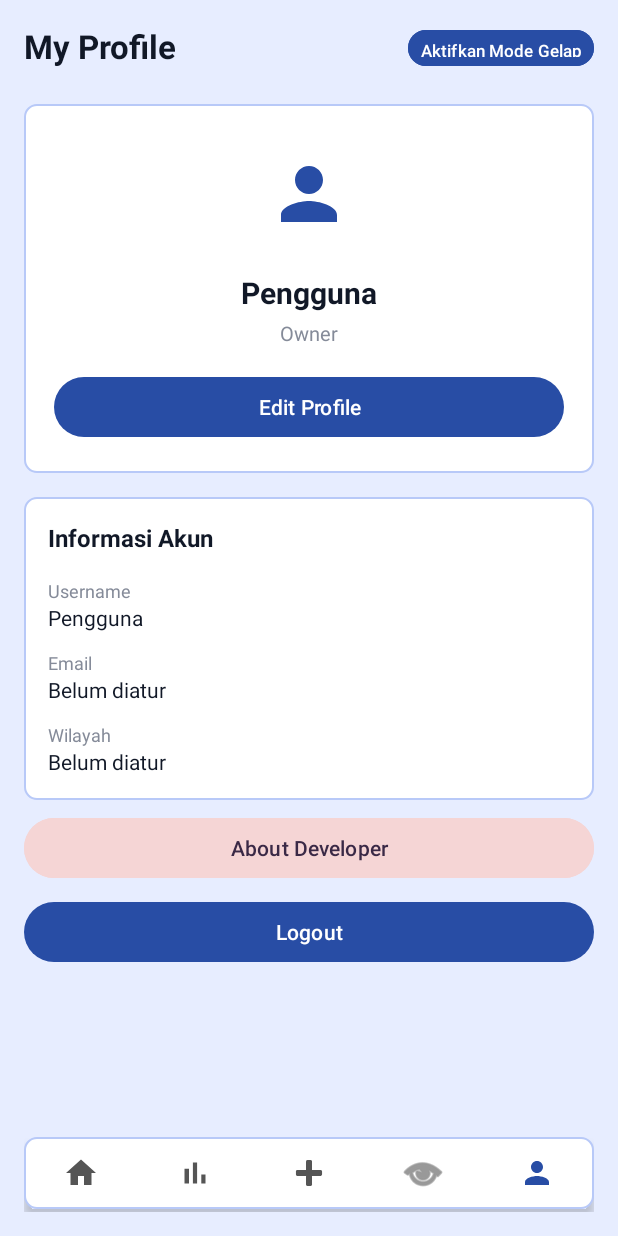
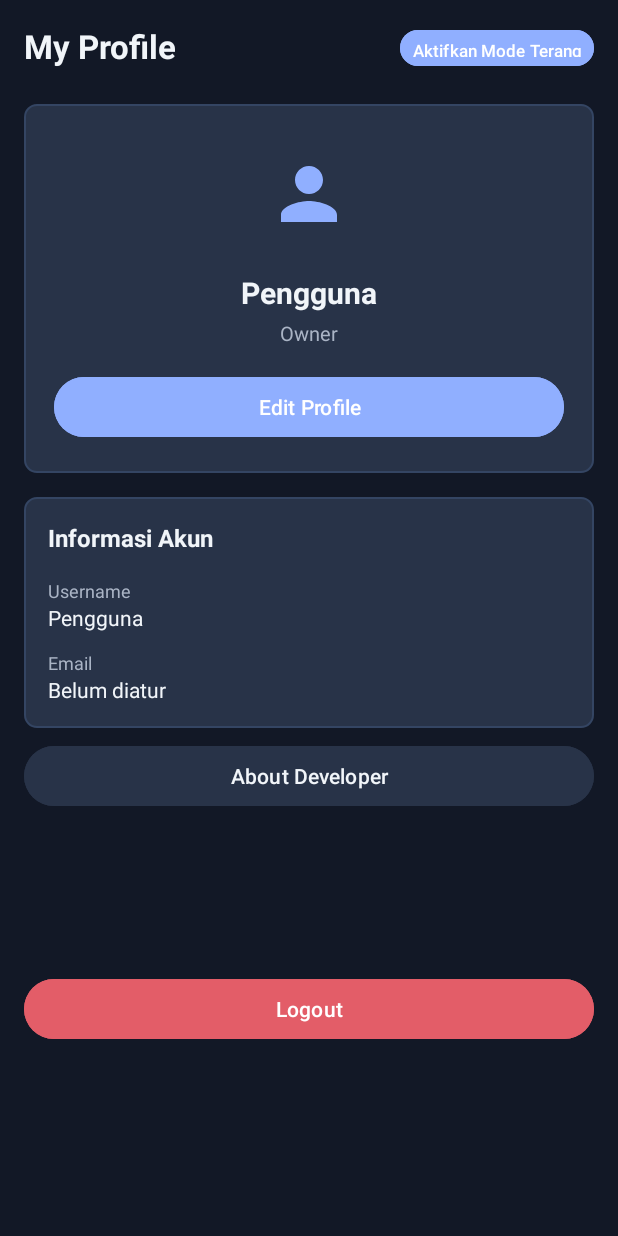
Before and after one commit to najah24ti-tech/g24NNZ_Chitato-tie-mobile, an Android app: the ProfileActivity screen opened directly, with no data from a screen before it, on a phone screen of 412 x 824 dp. Run offline under Robolectric (Android 15) with nearby library versions, the phone set to English and light mode, and no system bars.

Commit message:
Update profile and theme management

```diff
--- a/app/src/main/java/com/example/nnz_chitato/ProfileActivity.kt
+++ b/app/src/main/java/com/example/nnz_chitato/ProfileActivity.kt
@@ -41,49 +41,6 @@ class ProfileActivity : AppCompatActivity() {
             ThemeManager.toggleTheme(this)
 
             // Tema akan diterapkan dan Activity biasanya dibuat ulang
-        }
-
-        // Navigasi Dashboard
-        binding.navHome.setOnClickListener {
-            val intent = Intent(
-                this,
-                DashboardActivity::class.java
-            )
-
-            intent.flags = Intent.FLAG_ACTIVITY_CLEAR_TOP or
-                    Intent.FLAG_ACTIVITY_SINGLE_TOP
-
-            startActivity(intent)
-            finish()
-        }
-
-        // Navigasi Sales
-        binding.navSales.setOnClickListener {
-            startActivity(
-                Intent(this, SalesActivity::class.java)
-            )
-            finish()
-        }
-
-        // Navigasi Input
-        binding.navInput.setOnClickListener {
-            startActivity(
-                Intent(this, InputSalesActivity::class.java)
-            )
-            finish()
-        }
-
-        // Navigasi Detail
-        binding.navDetail.setOnClickListener {
-            startActivity(
-                Intent(this, DetailSalesActivity::class.java)
-            )
-            finish()
-        }
-
-        // Navigasi Profile
-        binding.navProfile.setOnClickListener {
-            // Tetap berada di halaman Profile
         }
 
         // Tombol Edit Profile
--- a/app/src/main/res/layout/activity_profile.xml
+++ b/app/src/main/res/layout/activity_profile.xml
@@ -1,13 +1,17 @@
 <?xml version="1.0" encoding="utf-8"?>
-<androidx.constraintlayout.widget.ConstraintLayout
-    xmlns:android="http://schemas.android.com/apk/res/android"
+<ScrollView xmlns:android="http://schemas.android.com/apk/res/android"
     xmlns:app="http://schemas.android.com/apk/res-auto"
     android:layout_width="match_parent"
     android:layout_height="match_parent"
     android:background="@color/background_blue"
+    android:fillViewport="true"
+    android:fitsSystemWindows="true">
+
+    <androidx.constraintlayout.widget.ConstraintLayout
+        android:layout_width="match_parent"
+        android:layout_height="wrap_content"
         android:padding="16dp">
 
-    <!-- Judul halaman -->
         <TextView
             android:id="@+id/txtProfileTitle"
             android:layout_width="wrap_content"
@@ -19,7 +23,6 @@
             app:layout_constraintTop_toTopOf="parent"
             app:layout_constraintStart_toStartOf="parent" />
 
-    <!-- Tombol Dark Mode di pojok kanan atas -->
         <Button
             android:id="@+id/btnDarkMode"
             android:layout_width="wrap_content"
@@ -36,7 +39,6 @@
             app:layout_constraintTop_toTopOf="parent"
             app:layout_constraintEnd_toEndOf="parent" />
 
-    <!-- Kartu profil -->
         <LinearLayout
             android:id="@+id/profileCard"
             android:layout_width="0dp"
@@ -82,12 +84,13 @@
                 android:layout_width="match_parent"
                 android:layout_height="wrap_content"
                 android:layout_marginTop="16dp"
+                android:backgroundTint="@color/primary_blue"
                 android:text="Edit Profile"
-            android:textAllCaps="false" />
+                android:textAllCaps="false"
+                android:textColor="@android:color/white" />
 
         </LinearLayout>
 
-    <!-- Informasi akun -->
         <LinearLayout
             android:id="@+id/accountCard"
             android:layout_width="0dp"
@@ -140,119 +143,36 @@
                 android:textColor="@color/text_dark"
                 android:textSize="14sp" />
 
-        <TextView
-            android:layout_width="wrap_content"
-            android:layout_height="wrap_content"
-            android:layout_marginTop="12dp"
-            android:text="Wilayah"
-            android:textColor="@color/text_gray"
-            android:textSize="12sp" />
-
-        <TextView
-            android:id="@+id/txtProfileRegion"
-            android:layout_width="match_parent"
-            android:layout_height="wrap_content"
-            android:text="Belum diatur"
-            android:textColor="@color/text_dark"
-            android:textSize="14sp" />
-
         </LinearLayout>
 
-    <!-- Tombol About Developer -->
         <Button
             android:id="@+id/btnDeveloperProfile"
             android:layout_width="0dp"
             android:layout_height="wrap_content"
             android:layout_marginTop="8dp"
-        android:backgroundTint="#F5D5D5"
+            android:backgroundTint="@color/card_bg"
             android:text="About Developer"
             android:textAllCaps="false"
-        android:textColor="#3A2946"
+            android:textColor="@color/text_dark"
             app:layout_constraintTop_toBottomOf="@id/accountCard"
             app:layout_constraintStart_toStartOf="parent"
             app:layout_constraintEnd_toEndOf="parent" />
 
-    <!-- Tombol Logout -->
         <Button
             android:id="@+id/btnLogout"
             android:layout_width="0dp"
             android:layout_height="wrap_content"
             android:layout_marginTop="8dp"
+            android:layout_marginBottom="12dp"
+            android:backgroundTint="@color/logout_red"
             android:text="Logout"
             android:textAllCaps="false"
+            android:textColor="@android:color/white"
             app:layout_constraintTop_toBottomOf="@id/btnDeveloperProfile"
+            app:layout_constraintBottom_toBottomOf="parent"
             app:layout_constraintStart_toStartOf="parent"
             app:layout_constraintEnd_toEndOf="parent" />
 
-    <!-- Bottom Navigation -->
-    <LinearLayout
-        android:id="@+id/bottomNavigation"
-        android:layout_width="0dp"
-        android:layout_height="48dp"
-        android:layout_marginBottom="2dp"
-        android:background="@drawable/bg_bottom_nav"
-        android:elevation="4dp"
-        android:gravity="center"
-        android:orientation="horizontal"
-        app:layout_constraintBottom_toBottomOf="parent"
-        app:layout_constraintStart_toStartOf="parent"
-        app:layout_constraintEnd_toEndOf="parent">
+    </androidx.constraintlayout.widget.ConstraintLayout>
 
-        <ImageButton
-            android:id="@+id/navHome"
-            android:layout_width="0dp"
-            android:layout_height="match_parent"
-            android:layout_weight="1"
-            android:background="@android:color/transparent"
-            android:contentDescription="Home"
-            android:padding="8dp"
-            android:src="@drawable/baseline_home_24"
-            app:tint="#555555" />
-
-        <ImageButton
-            android:id="@+id/navSales"
-            android:layout_width="0dp"
-            android:layout_height="match_parent"
-            android:layout_weight="1"
-            android:background="@android:color/transparent"
-            android:contentDescription="Sales"
-            android:padding="8dp"
-            android:src="@drawable/baseline_bar_chart_24"
-            app:tint="#555555" />
-
-        <ImageButton
-            android:id="@+id/navInput"
-            android:layout_width="0dp"
-            android:layout_height="match_parent"
-            android:layout_weight="1"
-            android:background="@android:color/transparent"
-            android:contentDescription="Input Penjualan"
-            android:padding="8dp"
-            android:src="@android:drawable/ic_input_add"
-            app:tint="#555555" />
-
-        <ImageButton
-            android:id="@+id/navDetail"
-            android:layout_width="0dp"
-            android:layout_height="match_parent"
-            android:layout_weight="1"
-            android:background="@android:color/transparent"
-            android:contentDescription="Detail Penjualan"
-            android:padding="8dp"
-            android:src="@android:drawable/ic_menu_view"
-            app:tint="#555555" />
-
-        <ImageButton
-            android:id="@+id/navProfile"
-            android:layout_width="0dp"
-            android:layout_height="match_parent"
-            android:layout_weight="1"
-            android:background="@android:color/transparent"
-            android:contentDescription="Profile"
-            android:padding="8dp"
-            android:src="@drawable/baseline_person_24"
-            app:tint="@color/primary_blue" />
-
-    </LinearLayout>
-
-</androidx.constraintlayout.widget.ConstraintLayout>
+</ScrollView>
--- a/app/src/main/res/values-night/themes.xml
+++ b/app/src/main/res/values-night/themes.xml
@@ -1,12 +1,23 @@
 <?xml version="1.0" encoding="utf-8"?>
 <resources>
-    <style name="Theme.NNZ_Chitato" parent="Theme.Material3.DayNight.NoActionBar">
-        <item name="colorPrimary">#90AFFF</item>
-        <item name="colorSecondary">#90AFFF</item>
-        <item name="android:statusBarColor">#121826</item>
-        <item name="android:windowLightStatusBar">false</item>
-        <item name="android:navigationBarColor">#121826</item>
-        <item name="android:windowLightNavigationBar">false</item>
-        <item name="android:windowBackground">#121826</item>
-    </style>
+    <color name="background_blue">#121826</color>
+    <color name="primary_blue">#90AFFF</color>
+    <color name="border_blue">#344563</color>
+    <color name="white">#283348</color>
+    <color name="text_dark">#F1F5F9</color>
+    <color name="text_gray">#AAB4C5</color>
+    <color name="logout_red">#E35D68</color>
+    <color name="chart_purple">#BB86FC</color>
+    <color name="chart_pink">#F48FB1</color>
+    <color name="bg_light">#121826</color>
+    <color name="card_bg">#283348</color>
+    <color name="text_primary">#F1F5F9</color>
+    <color name="text_secondary">#AAB4C5</color>
+    <color name="text_white">#FFFFFF</color>
+    <color name="chitato_cream">#283348</color>
+    <color name="chitato_yellow_light">#66552A</color>
+    <color name="divider">#3A465B</color>
+    <color name="chitato_red">#EF5350</color>
+    <color name="chitato_red_dark">#C62828</color>
+    <color name="chitato_yellow">#FFC928</color>
 </resources>
```
Also changed, not shown: app/src/main/java/com/example/nnz_chitato/ProfileFragment.kt (added, +255 -0 lines), app/src/main/java/com/example/nnz_chitato/ThemeManager.kt (+8 -15 lines). Lines whose indentation alone changed are shown as unchanged.
